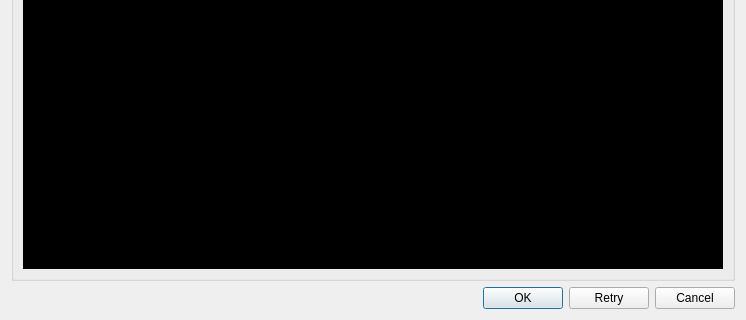
First picture: the form in tafor/components/ui/send.ui, repository up1and/tafor, before the edit; both pictures show x 0 to 746 and y 218 to 538 of the 746 by 538 pixel window.
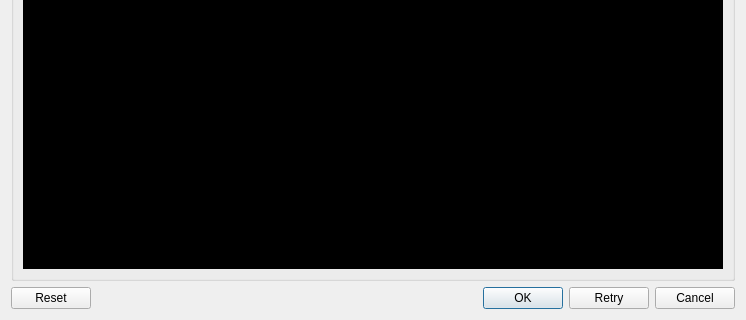
Second picture: the form after the edit.

Patch:
```diff
--- a/tafor/components/ui/send.ui
+++ b/tafor/components/ui/send.ui
@@ -88,7 +88,7 @@
       <enum>Qt::Horizontal</enum>
      </property>
      <property name="standardButtons">
-      <set>QDialogButtonBox::Cancel|QDialogButtonBox::Ok|QDialogButtonBox::Retry</set>
+      <set>QDialogButtonBox::Cancel|QDialogButtonBox::Ok|QDialogButtonBox::Reset|QDialogButtonBox::Retry</set>
      </property>
     </widget>
    </item>
```
